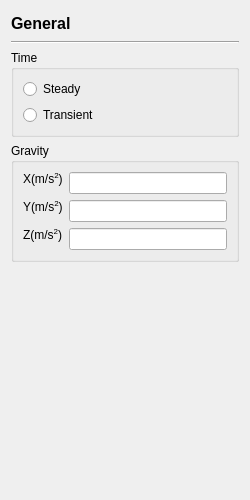
Old version of the form view/setup/general/general_page.ui in the repository nextfoam/baram.
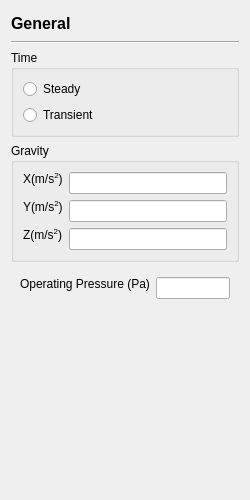
New version of the form.

Commit message: Issue #142 Cell Zones Conditions의 Operating Conditions 다이얼로그 내용을 General과 Reference Values 페이지로 이동

Patch:
```diff
--- a/view/setup/general/general_page.ui
+++ b/view/setup/general/general_page.ui
@@ -153,6 +153,35 @@
      </layout>
     </widget>
    </item>
+   <item>
+    <widget class="QWidget" name="widget" native="true">
+     <layout class="QFormLayout" name="formLayout_2">
+      <item row="0" column="0">
+       <widget class="QLabel" name="label">
+        <property name="sizePolicy">
+         <sizepolicy hsizetype="Preferred" vsizetype="Fixed">
+          <horstretch>0</horstretch>
+          <verstretch>0</verstretch>
+         </sizepolicy>
+        </property>
+        <property name="text">
+         <string>Operating Pressure (Pa)</string>
+        </property>
+       </widget>
+      </item>
+      <item row="0" column="1">
+       <widget class="QLineEdit" name="operatingPressure">
+        <property name="enabled">
+         <bool>true</bool>
+        </property>
+        <property name="text">
+         <string/>
+        </property>
+       </widget>
+      </item>
+     </layout>
+    </widget>
+   </item>
    <item>
     <spacer name="verticalSpacer">
      <property name="orientation">
```
The commit also changes 5 other files.
